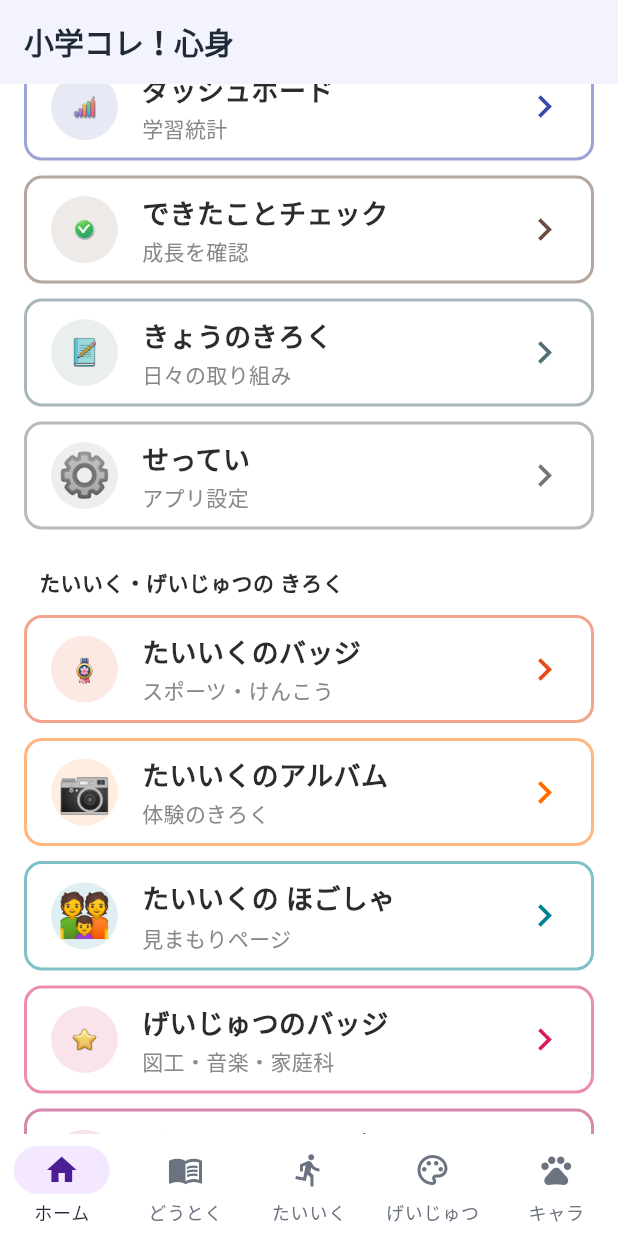
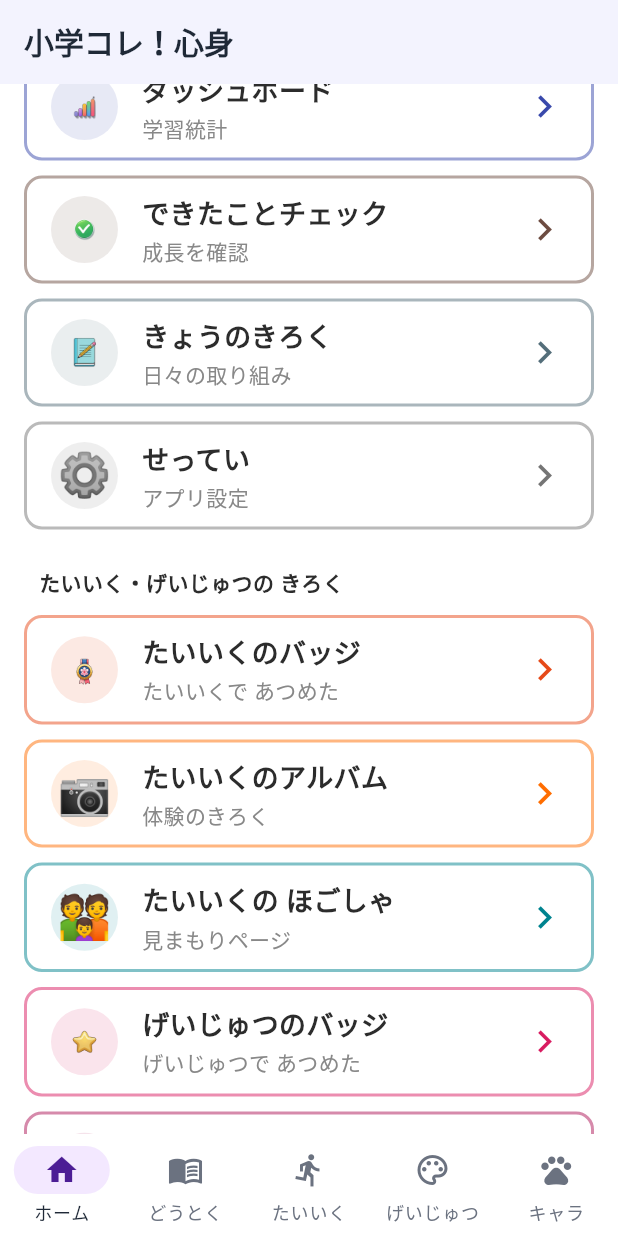
Before and after one commit to zka32101/shougaku-kore-shinshin, a Flutter app: the screen it shows after launch, scrolled down 1152 dp, on a phone screen of 412 x 824 dp. Run offline on Flutter 3.47's test engine with Material 3 defaults, Android fonts, the phone set to English and light mode, and no system bars; our stand-ins replace audioplayers, cloud_firestore, confetti, dio, firebase_analytics, firebase_auth and 11 more; missing offline and left inert: cross_promo_kit, purchases_flutter, shared_core; accounts and stored records are empty; generated files the repository leaves out were written again; network calls fail; Roboto replaces fonts that are missing (BIZUDPGothic).

Commit message:
fix(home): 記録カードの説明文が既存カードと重複していたため変更、表示テストを追加
Co-Authored-By: Claude Sonnet 5.5 <noreply@anthropic.com>
Claude-Session: https://claude.ai/code/session_01QZR72jBWPva8j6wTBk59Z6

```diff
--- a/lib/screens/home/home_screen.dart
+++ b/lib/screens/home/home_screen.dart
@@ -79,7 +79,7 @@ class HomeScreen extends ConsumerWidget {
     ];
     // 体育・芸術それぞれの記録（以前は各画面の上にあった専用メニュー）
     final records = <_HomeItem>[
-      _HomeItem('🏅', 'たいいくのバッジ', 'スポーツ・けんこう', const Color(0xFFE64A19),
+      _HomeItem('🏅', 'たいいくのバッジ', 'たいいくで あつめた', const Color(0xFFE64A19),
           () => _push(context,
               const TaikuModule(initialRoute: '/badges', standalone: true))),
       _HomeItem('📷', 'たいいくのアルバム', '体験のきろく', const Color(0xFFFF6D00),
@@ -88,7 +88,7 @@ class HomeScreen extends ConsumerWidget {
       _HomeItem('👪', 'たいいくの ほごしゃ', '見まもりページ', const Color(0xFF00838F),
           () => _push(context,
               const TaikuModule(initialRoute: '/parent', standalone: true))),
-      _HomeItem('⭐', 'げいじゅつのバッジ', '図工・音楽・家庭科', const Color(0xFFD81B60),
+      _HomeItem('⭐', 'げいじゅつのバッジ', 'げいじゅつで あつめた', const Color(0xFFD81B60),
           () => _push(context,
               const GeijutsuModule(initialRoute: '/badges', standalone: true))),
       _HomeItem('👪', 'げいじゅつの ほごしゃ', '見まもりページ', const Color(0xFFAD1457),
```
Also changed, not shown: 1 other file.
